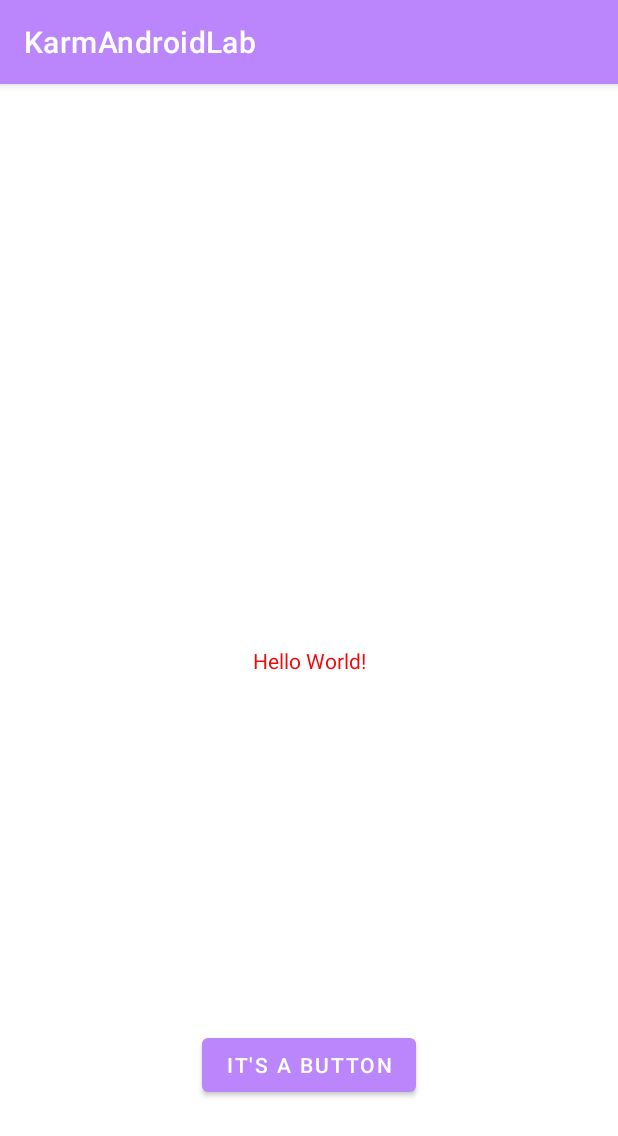
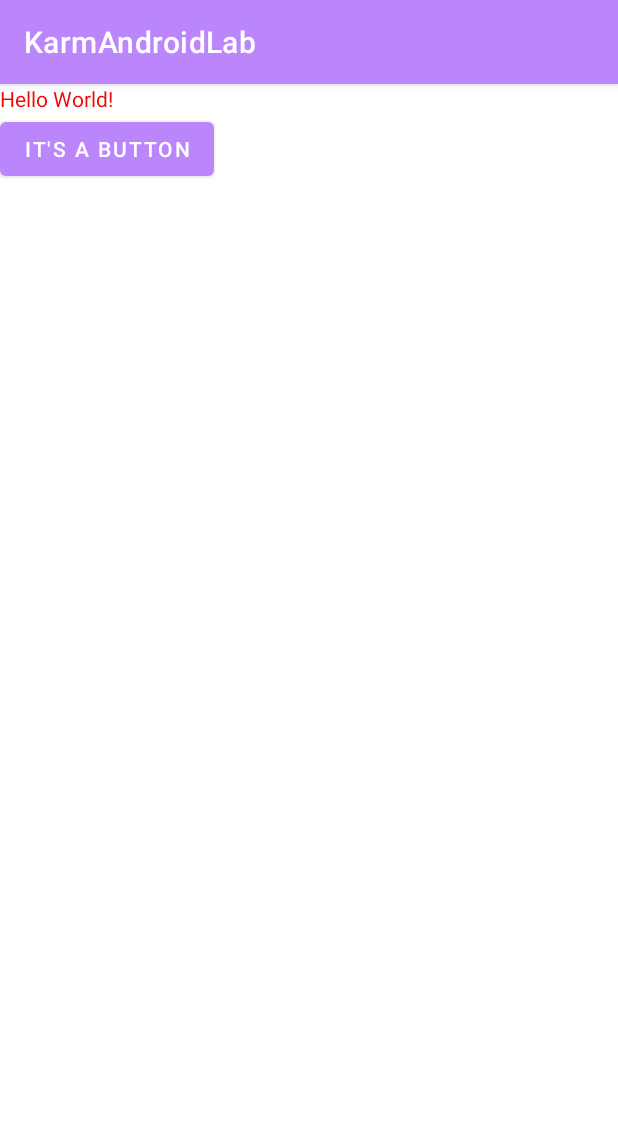
Before and after one commit to KP12120/KarmAndroidLab1, an Android app: the screen it shows after launch (MainActivity), on a phone screen of 412 x 824 dp. Shown: the top 1136 px of the screen. Run offline under Robolectric (Android 15) with nearby library versions, the light colour scheme and no system bars.

Commit message:
inital commit

```diff
--- a/app/src/main/res/layout/activity_main.xml
+++ b/app/src/main/res/layout/activity_main.xml
@@ -1,5 +1,7 @@
 <?xml version="1.0" encoding="utf-8"?>
-<androidx.constraintlayout.widget.ConstraintLayout xmlns:android="http://schemas.android.com/apk/res/android"
+<LinearLayout android:orientation="vertical"
+
+    xmlns:android="http://schemas.android.com/apk/res/android"
     xmlns:app="http://schemas.android.com/apk/res-auto"
     xmlns:tools="http://schemas.android.com/tools"
     android:layout_width="match_parent"
@@ -9,22 +11,14 @@
     <TextView
         android:layout_width="wrap_content"
         android:layout_height="wrap_content"
-        android:text="Hello World!"
-        app:layout_constraintBottom_toBottomOf="parent"
-        app:layout_constraintLeft_toLeftOf="parent"
-        app:layout_constraintRight_toRightOf="parent"
-        app:layout_constraintTop_toTopOf="parent" />
+        android:text="Hello World!"/>
+
 
     <Button
-        android:id="@+id/button"
+        android:id="@+id/mybutton"
         android:layout_width="wrap_content"
         android:layout_height="wrap_content"
         android:layout_marginBottom="90dp"
-        android:text="it's a button"
-        app:layout_constraintBottom_toBottomOf="parent"
-        app:layout_constraintEnd_toEndOf="parent"
-        app:layout_constraintHorizontal_bias="0.5"
-        app:layout_constraintStart_toStartOf="parent" />
+        android:text="it's a button"/>
 
-
-</androidx.constraintlayout.widget.ConstraintLayout>
+    </LinearLayout>
```
